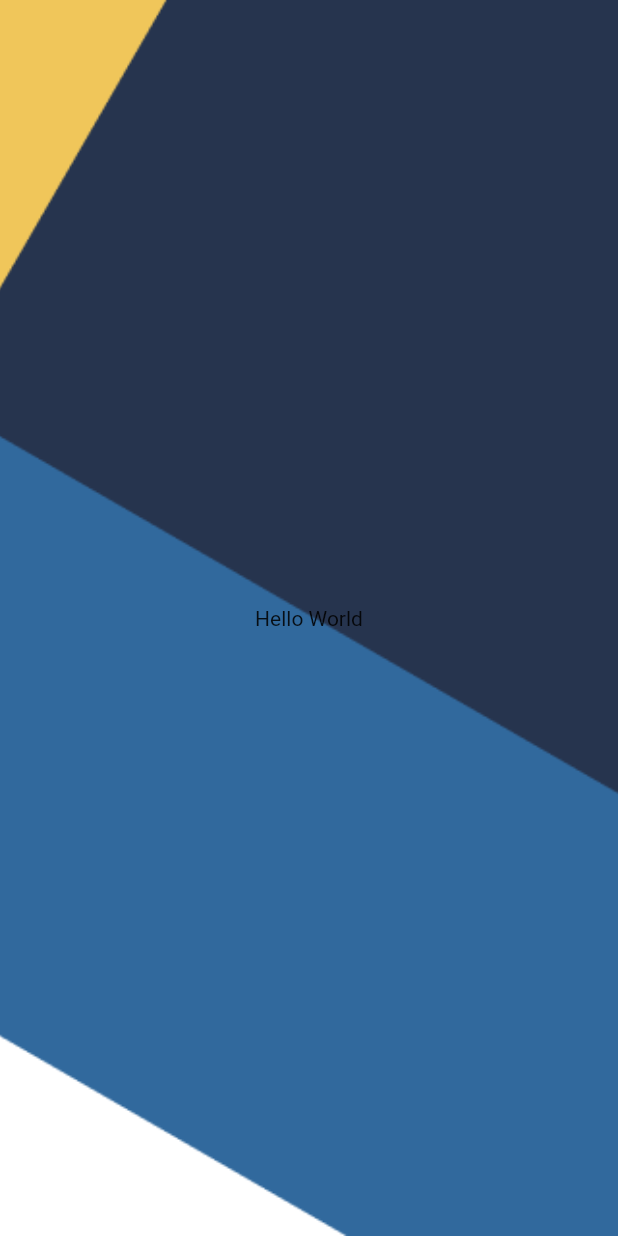
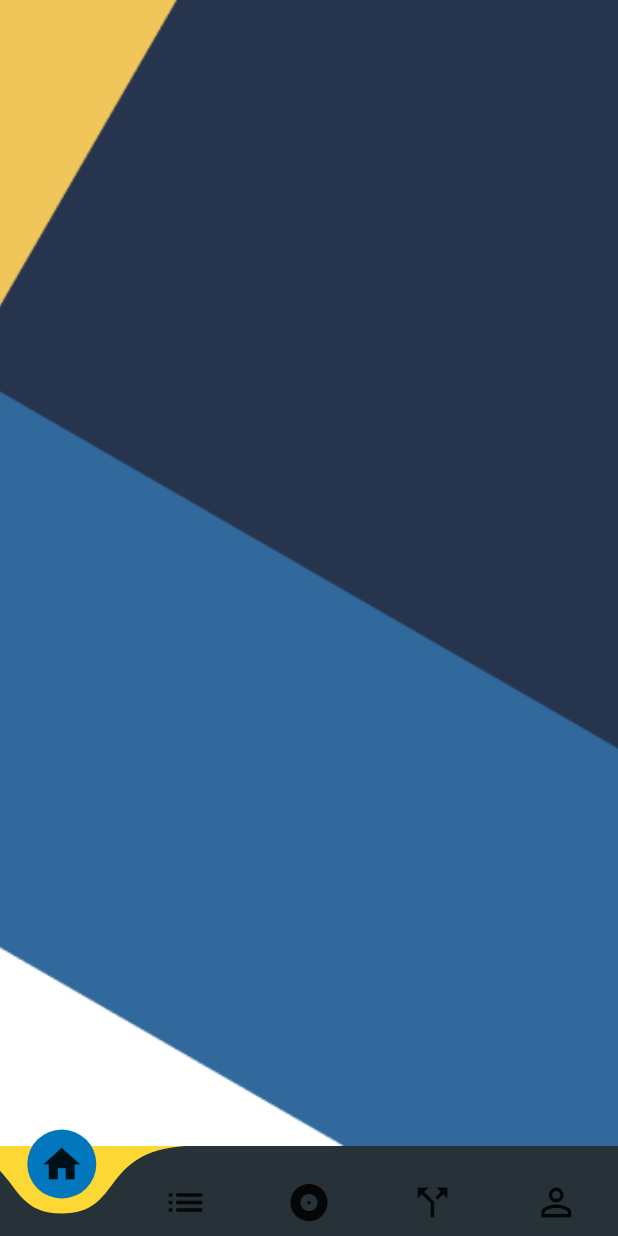
Before and after one commit to kangcand/tugasmobile, a Flutter app: the screen it shows after launch, on a phone screen of 412 x 824 dp. Run offline on Flutter 3.47's test engine with Material 2 defaults, Android fonts, the phone set to English and light mode, and no system bars; drawn by our look-alikes of curved_navigation_bar; missing offline and left inert: splash_screen_view.

Commit message:
Bottom Menu

```diff
--- a/lib/main.dart
+++ b/lib/main.dart
@@ -1,7 +1,7 @@
 import 'package:flutter/material.dart';
 import 'package:splash_screen_view/SplashScreenView.dart';
 
-import 'screens/started_screen.dart';
+import 'screens/home_screen.dart';
 
 void main() {
   runApp(MyApp());
@@ -11,11 +11,11 @@ class MyApp extends StatelessWidget {
   @override
   Widget build(BuildContext context) {
     Widget started = SplashScreenView(
-      navigateRoute: StartedScreen(),
+      navigateRoute: MenuScreen(),
       duration: 5000,
       imageSize: 250,
       imageSrc: "assets/images/logo.png",
-      text: "Candra Herdiansyah",
+      // text: "Candra Herdiansyah",
       textType: TextType.ColorizeAnimationText,
       textStyle: TextStyle(
         fontSize: 40.0,
--- /dev/null
+++ b/lib/screens/bottom_menu.dart
@@ -0,0 +1,39 @@
+import 'package:curved_navigation_bar/curved_navigation_bar.dart';
+import 'package:flutter/material.dart';
+
+class BottomMenu extends StatefulWidget {
+  @override
+  State<BottomMenu> createState() => _BottomMenuState();
+}
+
+class _BottomMenuState extends State<BottomMenu> {
+  int _page = 0;
+  GlobalKey<CurvedNavigationBarState> _bottomNavigationKey = GlobalKey();
+
+  @override
+  Widget build(BuildContext context) {
+    return CurvedNavigationBar(
+      key: _bottomNavigationKey,
+      index: 0,
+      height: 60.0,
+      items: <Widget>[
+        Icon(Icons.home, size: 30),
+        Icon(Icons.list, size: 30),
+        Icon(Icons.album_sharp, size: 30),
+        Icon(Icons.call_split, size: 30),
+        Icon(Icons.perm_identity, size: 30),
+      ],
+      color: Colors.blueGrey.shade900,
+      buttonBackgroundColor: Colors.lightBlue.shade800,
+      backgroundColor: Colors.yellow.shade600,
+      animationCurve: Curves.easeInOut,
+      animationDuration: Duration(milliseconds: 600),
+      onTap: (index) {
+        setState(() {
+          _page = index;
+        });
+      },
+      letIndexChange: (index) => true,
+    );
+  }
+}
--- a/lib/screens/started_screen.dart
+++ b/lib/screens/home_screen.dart
@@ -1,13 +1,17 @@
+import 'package:curved_navigation_bar/curved_navigation_bar.dart';
 import 'package:flutter/material.dart';
+import 'package:tugas_mobile/screens/bottom_menu.dart';
 
-class StartedScreen extends StatelessWidget {
+class MenuScreen extends StatefulWidget {
+  @override
+  State<MenuScreen> createState() => _MenuScreenState();
+}
+
+class _MenuScreenState extends State<MenuScreen> {
   @override
   Widget build(BuildContext context) {
     return Scaffold(
-      // appBar: AppBar(
-      //   title: Text("Tugas Mobile"),
-      //   centerTitle: true,
-      // ),
+      bottomNavigationBar: BottomMenu(),
       body: SafeArea(
         child: Container(
           height: double.infinity,
@@ -17,8 +21,9 @@ class StartedScreen extends StatelessWidget {
                 image: AssetImage("assets/images/background.png"),
                 fit: BoxFit.cover),
           ),
-          child: Center(
-            child: Text("Hello World"),
+          child: Column(
+            mainAxisAlignment: MainAxisAlignment.center,
+            children: <Widget>[],
           ),
         ),
       ),
--- a/pubspec.yaml
+++ b/pubspec.yaml
@@ -34,6 +34,7 @@ dependencies:
   # Use with the CupertinoIcons class for iOS style icons.
   cupertino_icons: ^1.0.2
   splash_screen_view: ^3.0.0
+  curved_navigation_bar: ^1.0.3
 
 dev_dependencies:
   flutter_test:
```
Also changed, not shown: lib/screens/profile_screen.dart (added), pubspec.lock.
